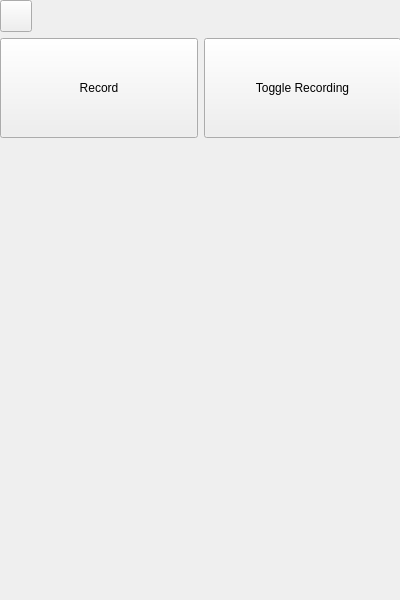
First picture: the form in src/gui/mainwidget.ui, repository eagely/voice-frontend, before the edit.
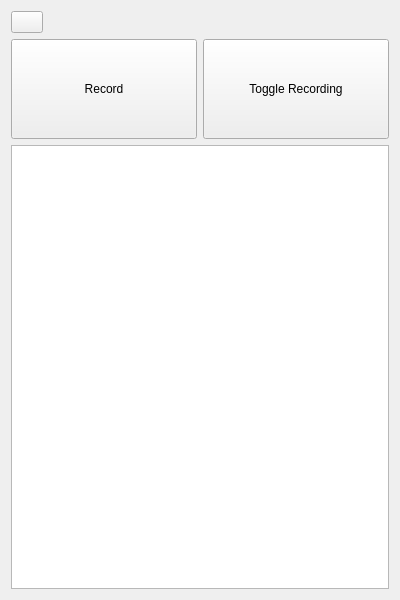
Second picture: the form after the edit. Icons and pictures are not drawn.

Commit message: Refactor backend client to WebSocket and output label to a PlainTextEdit

What changed in the file:
```diff
--- a/src/gui/mainwidget.ui
+++ b/src/gui/mainwidget.ui
@@ -13,15 +13,8 @@
   <property name="windowTitle">
    <string>Form</string>
   </property>
-  <widget class="QWidget" name="verticalLayoutWidget_2">
-   <property name="geometry">
-    <rect>
-     <x>0</x>
-     <y>0</y>
-     <width>401</width>
-     <height>601</height>
-    </rect>
-   </property>
+  <layout class="QVBoxLayout" name="verticalLayout_2">
+   <item>
    <layout class="QVBoxLayout" name="verticalLayout">
     <item>
      <widget class="QPushButton" name="menuButton">
@@ -41,22 +34,6 @@
     </item>
     <item>
      <layout class="QGridLayout" name="gridLayout">
-      <item row="0" column="3">
-       <widget class="QPushButton" name="toggleRecordingButton">
-        <property name="minimumSize">
-         <size>
-          <width>100</width>
-          <height>100</height>
-         </size>
-        </property>
-        <property name="cursor">
-         <cursorShape>OpenHandCursor</cursorShape>
-        </property>
-        <property name="text">
-         <string>Toggle Recording</string>
-        </property>
-       </widget>
-      </item>
       <item row="0" column="0">
        <widget class="QPushButton" name="recordingButton">
         <property name="minimumSize">
@@ -73,20 +50,30 @@
         </property>
        </widget>
       </item>
-      <item row="1" column="0">
-       <widget class="QLabel" name="outputLabel">
-        <property name="autoFillBackground">
-         <bool>false</bool>
+       <item row="0" column="1">
+        <widget class="QPushButton" name="toggleRecordingButton">
+         <property name="minimumSize">
+          <size>
+           <width>100</width>
+           <height>100</height>
+          </size>
+         </property>
+         <property name="cursor">
+          <cursorShape>OpenHandCursor</cursorShape>
         </property>
         <property name="text">
-         <string/>
+          <string>Toggle Recording</string>
         </property>
        </widget>
       </item>
      </layout>
     </item>
-   </layout>
-  </widget>
+     <item>
+      <widget class="QTextEdit" name="output"/>
+     </item>
+    </layout>
+   </item>
+  </layout>
  </widget>
  <resources/>
  <connections/>
```
Lines whose indentation alone changed are shown as unchanged. The commit also changes 5 other files.
